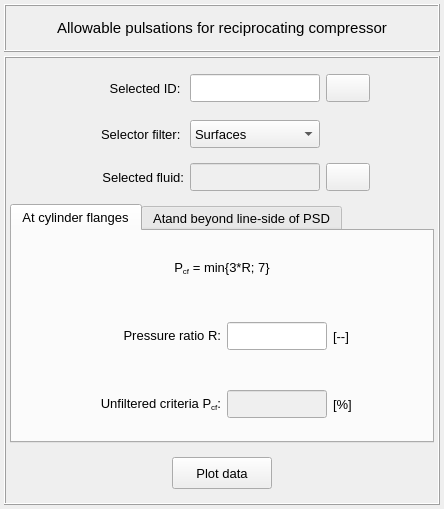
This is vibra/interface/data/ui_files/plots/acoustic/allowable_pulsations_for_reciprocating_compressor_inputs.ui in MOPT-UFSC/VIBRA as Qt 5 draws it before an edit. The edited form follows.
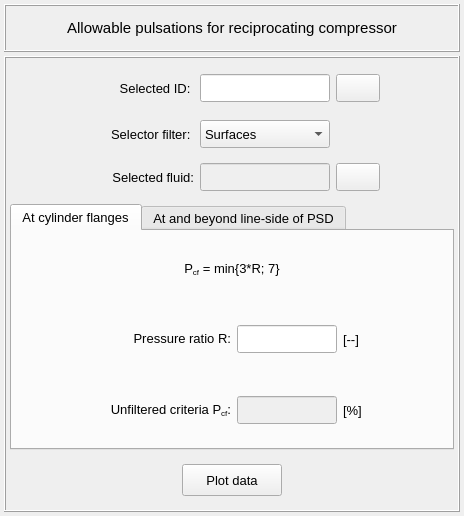
This is the edited form. Icons and pictures are not drawn.

Commit message: Adjust the reciprocating compressor UI

Diff of the .ui file:
```diff
--- a/vibra/interface/data/ui_files/plots/acoustic/allowable_pulsations_for_reciprocating_compressor_inputs.ui
+++ b/vibra/interface/data/ui_files/plots/acoustic/allowable_pulsations_for_reciprocating_compressor_inputs.ui
@@ -6,8 +6,8 @@
    <rect>
     <x>0</x>
     <y>0</y>
-    <width>444</width>
-    <height>508</height>
+    <width>464</width>
+    <height>516</height>
    </rect>
   </property>
   <property name="windowTitle">
@@ -485,7 +485,7 @@
         </widget>
         <widget class="QWidget" name="tab_filtered_criteria">
          <attribute name="title">
-          <string>Atand beyond line-side of PSD</string>
+          <string>At and beyond line-side of PSD</string>
          </attribute>
          <layout class="QGridLayout" name="gridLayout_10">
           <property name="leftMargin">
```
The commit also changes 6 other files.
